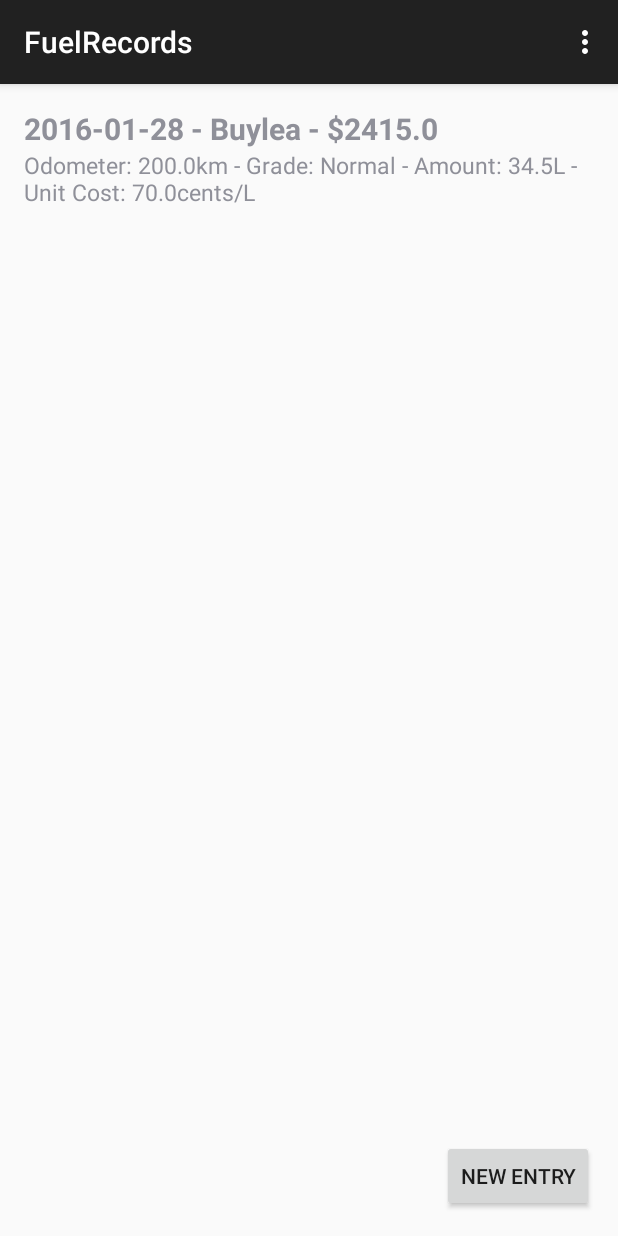
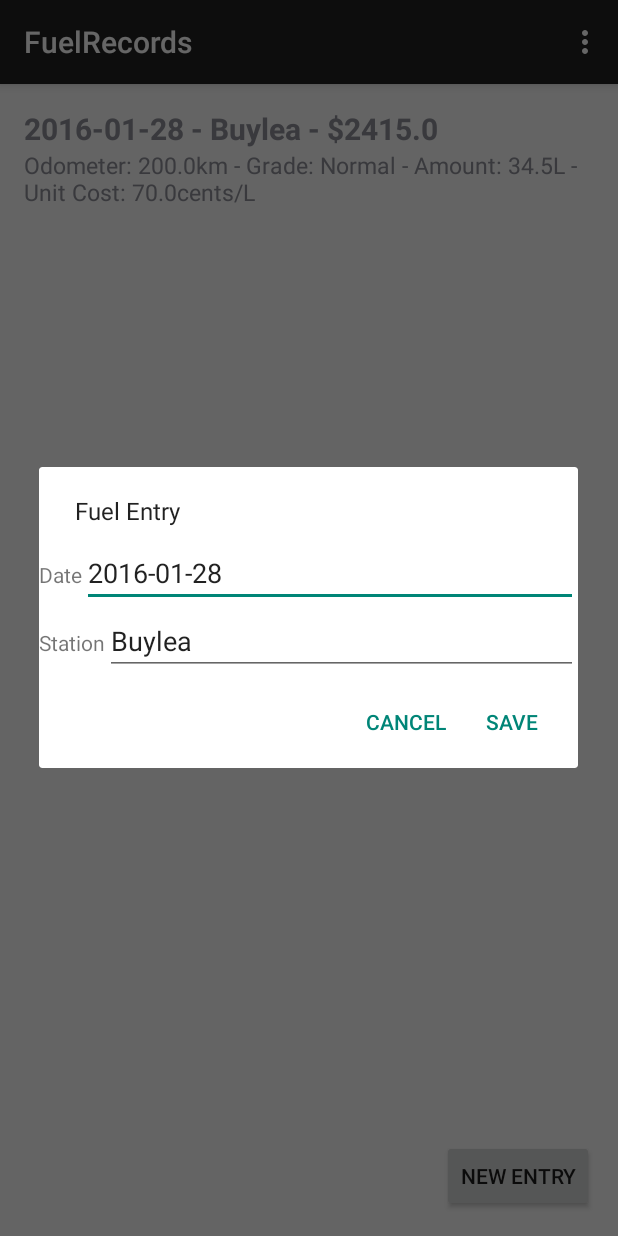
Before and after one commit to ahoskins/as1, an Android app: the screen it shows after launch (FuelListActivity), after a tap on an icon or button, on a phone screen of 412 x 824 dp. Run offline under Robolectric (Android 15) with nearby library versions, the phone set to English and light mode, and no system bars.

```diff
--- a/app/src/main/java/com/andrew/iscool/fuelrecords/CreateEntryDialog.java
+++ b/app/src/main/java/com/andrew/iscool/fuelrecords/CreateEntryDialog.java
@@ -9,28 +9,37 @@ import android.os.Bundle;
 import android.support.v4.app.DialogFragment;
 import android.view.LayoutInflater;
 import android.view.View;
-import android.view.ViewGroup;
 import android.widget.EditText;
 
 import java.text.ParseException;
 import java.text.SimpleDateFormat;
 import java.util.Date;
+import java.util.Locale;
 
 /**
  * Created by Andrew on 2016-01-27.
  */
 public class CreateEntryDialog extends DialogFragment {
     private EntryDialogListener mListener;
+    private Integer mDataIndex;
 
     private EditText mDate;
     private EditText mStation;
 
     // use interface with parent
     public interface EntryDialogListener {
-        void onDialogPositiveClick(Date d, String s);
+        void onDialogPositiveClick(Date d, String s, Integer index);
+        FuelEntry getFuelData(int index);
     }
 
     public CreateEntryDialog() {
+    }
+
+    @Override
+    public void onCreate(Bundle savedInstanceState) {
+        super.onCreate(savedInstanceState);
+
+        mDataIndex = getArguments() != null ? getArguments().getInt("index"): null;
     }
 
     @Override
@@ -47,16 +56,6 @@ public class CreateEntryDialog extends DialogFragment {
         }
     }
 
-//    @Override
-//    public View onCreateView(LayoutInflater inflater, ViewGroup container, Bundle savedInstanceState) {
-//        // grab the UI elements so I can pass their values back to the activity
-//        View view = inflater.inflate(R.layout.edit_menu, container);
-//        mDate = (EditText) view.findViewById(R.id.date);
-//        mStation = (EditText) view.findViewById(R.id.station);
-//
-//        return view;
-//    }
-
     @Override
     public Dialog onCreateDialog(Bundle savedInstanceState) {
         LayoutInflater inflater = (LayoutInflater) getActivity().getSystemService(Context.LAYOUT_INFLATER_SERVICE);
@@ -64,6 +63,16 @@ public class CreateEntryDialog extends DialogFragment {
 
         mDate = (EditText) view.findViewById(R.id.date);
         mStation = (EditText) view.findViewById(R.id.station);
+
+        // index is passed in from activity
+        // if index is not null, access the data at that index and init the values
+        if (mDataIndex != null) {
+            // init the picks with the value at this index
+            FuelEntry fe = mListener.getFuelData(mDataIndex);
+            SimpleDateFormat sdf = new SimpleDateFormat("yyyy-MM-dd", Locale.CANADA);
+            mDate.setText(sdf.format(fe.getDate()));
+            mStation.setText(fe.getStation());
+        }
 
         // Build the dialog and set up the button click handlers
         AlertDialog.Builder builder = new AlertDialog.Builder(getActivity());
@@ -81,7 +90,7 @@ public class CreateEntryDialog extends DialogFragment {
                         }
 
                         // tell the activity
-                        mListener.onDialogPositiveClick(date, mStation.getText().toString());
+                        mListener.onDialogPositiveClick(date, mStation.getText().toString(), mDataIndex);
                         dismiss();
                     }
                 })
--- a/app/src/main/java/com/andrew/iscool/fuelrecords/FuelListActivity.java
+++ b/app/src/main/java/com/andrew/iscool/fuelrecords/FuelListActivity.java
@@ -8,9 +8,18 @@ import android.view.View;
 import android.widget.AdapterView;
 import android.widget.Button;
 import android.widget.ListView;
+import android.widget.Toast;
 
 import java.util.ArrayList;
 import java.util.Date;
+
+/*
+* TODO:
+* - edit entry menu
+*   - on click row, open dialog passing in current values for that Fuel Entry
+*   - listener in activity gets index and replaces with new values
+*
+* */
 
 
 public class FuelListActivity extends ActionBarActivity implements CreateEntryDialog.EntryDialogListener {
@@ -27,6 +36,15 @@ public class FuelListActivity extends ActionBarActivity implements CreateEntryDi
         mNewEntryButton = (Button) findViewById(R.id.newEntryButton);
         mFuelListView = (ListView) findViewById(R.id.fuelList);
 
+        // wtf is going on
+        Toast.makeText(getApplicationContext(), "oncreate ", Toast.LENGTH_LONG).show();
+        mFuelData = new ArrayList<FuelEntry>();
+        FuelEntry fe = new FuelEntry(new Date(System.currentTimeMillis()), "Buylea", 200, "Normal", 34.5f, 70f);
+        mFuelData.add(fe);
+
+        mAdapter = new FuelListAdapter(getApplicationContext(), R.layout.fuel_row, mFuelData);
+        mFuelListView.setAdapter(mAdapter);
+
         // set listeners
         mNewEntryButton.setOnClickListener(new View.OnClickListener() {
             @Override
@@ -40,6 +58,11 @@ public class FuelListActivity extends ActionBarActivity implements CreateEntryDi
             @Override
             public void onItemClick(AdapterView<?> parent, View view, int position, long id) {
                 // open the edit menu with and use this "position" index
+                CreateEntryDialog d = new CreateEntryDialog();
+                Bundle bundle = new Bundle();
+                bundle.putInt("index", position);
+                d.setArguments(bundle);
+                d.show(getSupportFragmentManager(), "edit");
             }
         });
     }
@@ -51,13 +74,9 @@ public class FuelListActivity extends ActionBarActivity implements CreateEntryDi
         // read mFuelData from file using GSON
 
         // always have one dummy entry for now
-        mFuelData = new ArrayList<FuelEntry>();
-        FuelEntry fe = new FuelEntry(new Date(System.currentTimeMillis()), "Buylea", 200, "Normal", 34.5f, 70f);
-        mFuelData.add(fe);
 
         // setup adapter
-        mAdapter = new FuelListAdapter(getApplicationContext(), R.layout.fuel_row, mFuelData);
-        mFuelListView.setAdapter(mAdapter);
+
     }
 
     @Override
@@ -80,11 +99,22 @@ public class FuelListActivity extends ActionBarActivity implements CreateEntryDi
     // LISTENER FROM DIALOG
 
     @Override
-    public void onDialogPositiveClick(Date d, String s) {
-        // add this to the thingy
+    public void onDialogPositiveClick(Date d, String s, Integer i) {
         FuelEntry fe = new FuelEntry(d, s, 111, "Fancy", 34.5f, 70f);
-        mFuelData.add(fe);
+
+        // if not null, then replace, otherwise add to the end
+        if (i != null) {
+            mFuelData.set(i, fe);
+        } else {
+            mFuelData.add(fe);
+        }
+
         mAdapter.notifyDataSetChanged();
     }
 
+    @Override
+    public FuelEntry getFuelData(int i) {
+        return this.mFuelData.get(i);
+    }
+
 }
```
